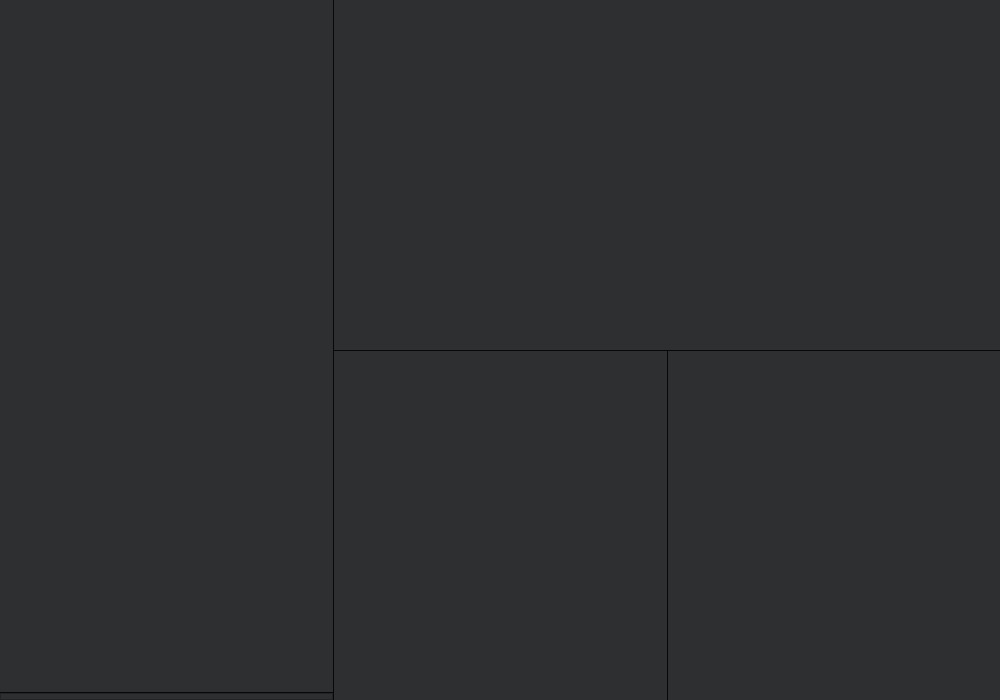
Before: the Qt Designer form src/gui/monitoringsystemwindow.ui in v3ssel/monitoring-system, drawn with Qt 5.
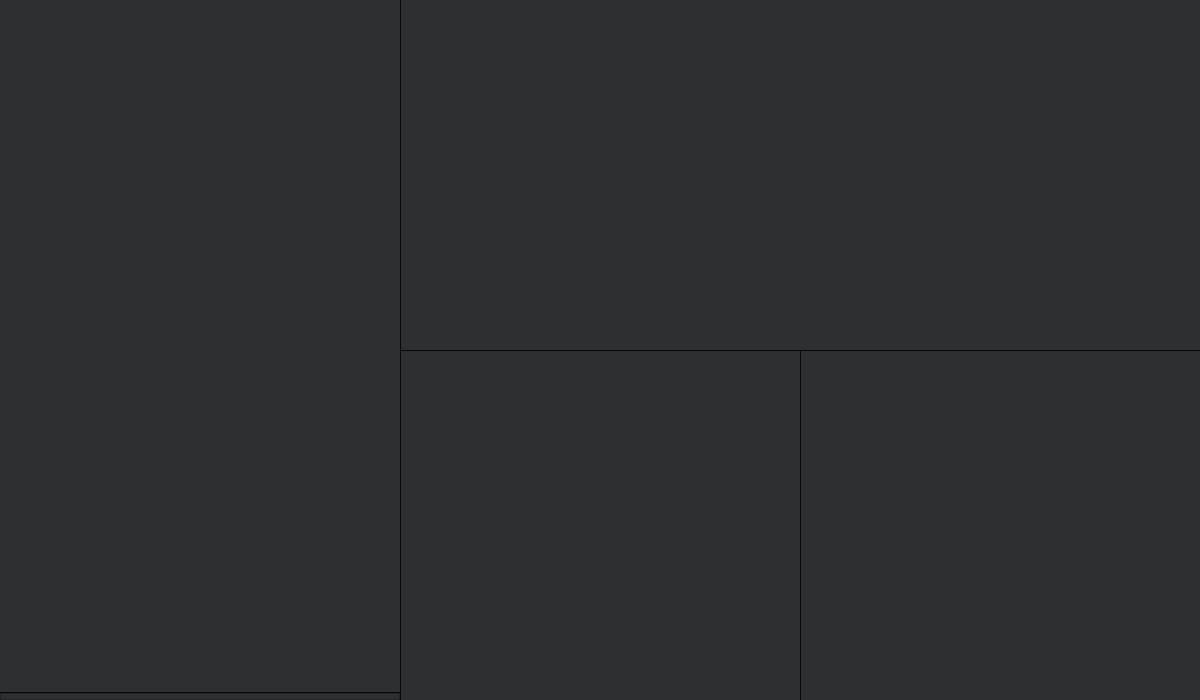
After: the same form once the commit is applied.

Diff of the .ui file:
```diff
--- a/src/gui/monitoringsystemwindow.ui
+++ b/src/gui/monitoringsystemwindow.ui
@@ -6,7 +6,7 @@
    <rect>
     <x>0</x>
     <y>0</y>
-    <width>1000</width>
+    <width>1200</width>
     <height>700</height>
    </rect>
   </property>
```
